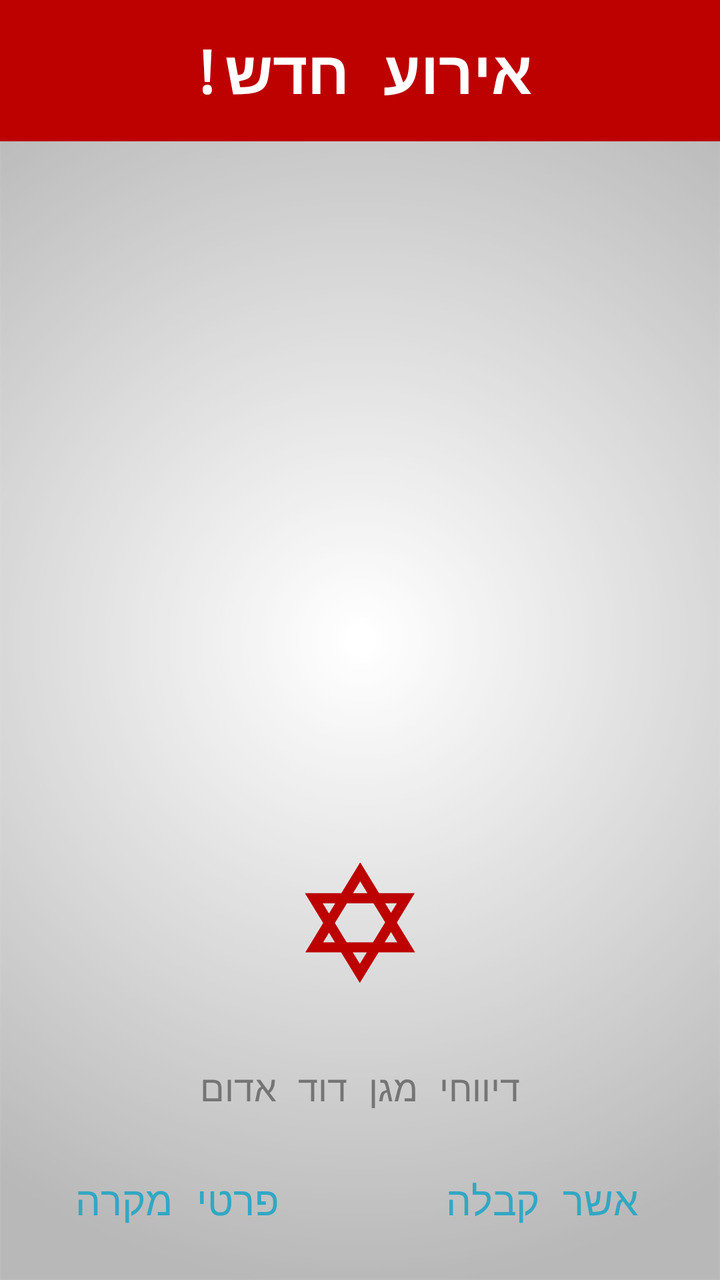
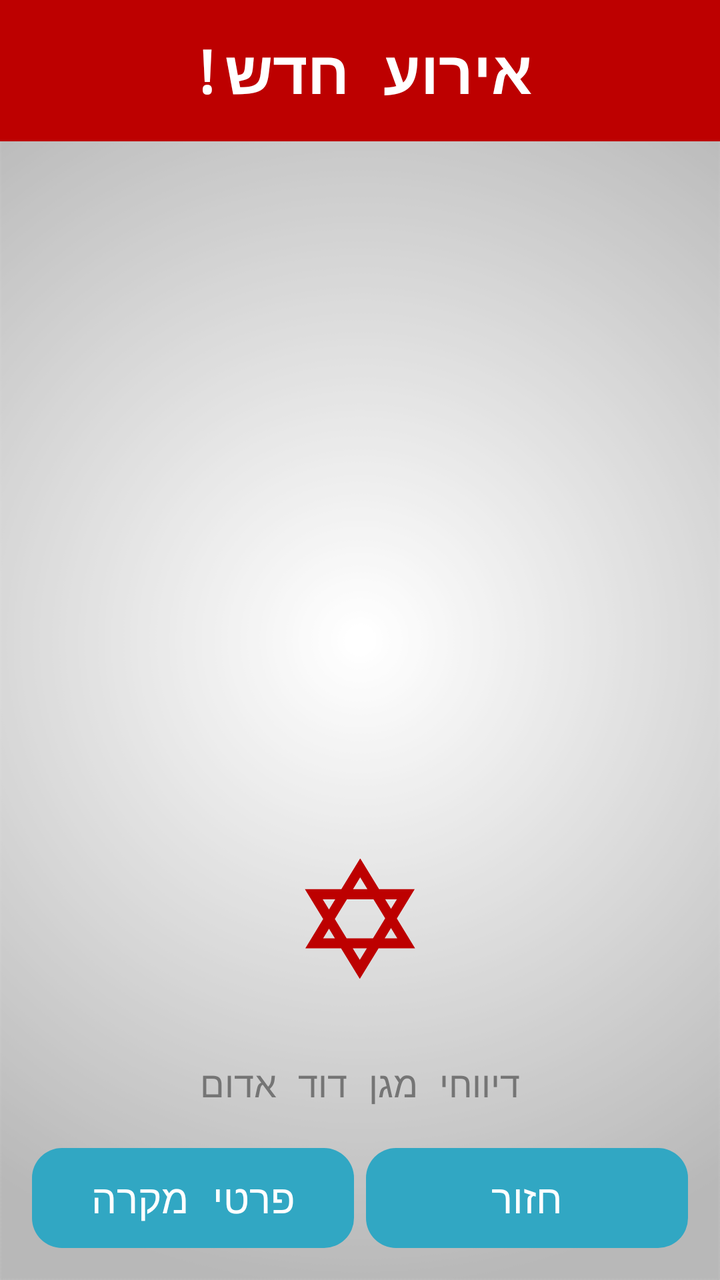

Two renders of the same Android screen: before a commit and after it. Below are the layout's source before the change and the commit's diff.
<!-- AndroidManifest.xml: application theme AppTheme -->
<!-- res/layout/activity_sms_res.xml -->
<RelativeLayout xmlns:android="http://schemas.android.com/apk/res/android"
    xmlns:tools="http://schemas.android.com/tools"
    android:layout_width="match_parent"
    android:layout_height="match_parent"
    android:theme="@style/MyMaterialTheme.SmsRes"
    xmlns:app="http://schemas.android.com/apk/res-auto"
    android:paddingBottom="@dimen/activity_vertical_margin"
    tools:context=".smsRes"
    android:id="@+id/home">
    
    
    <View android:id="@+id/strut"
        android:layout_width="0dp"
        android:layout_height="0dp"
        android:layout_centerHorizontal="true"/>
    <Button
        android:layout_width="0dp"
        android:layout_height="wrap_content"
        android:layout_alignRight="@id/strut"
        android:layout_marginRight="3dp"
        android:layout_alignParentLeft="true"
        android:text="@string/Minf"
        android:id="@+id/buttonI"
        android:theme="@style/FButton"
        style="@style/Widget.AppCompat.Button.Borderless"
        android:layout_alignParentBottom="true"/>
    <Button
        android:layout_width="0dp"
        android:layout_marginLeft="3dp"
        android:layout_height="wrap_content"
        android:text="@string/Mrec"
        android:layout_alignLeft="@id/strut"
        android:layout_alignParentRight="true"
        android:theme="@style/FButton"
        style="@style/Widget.AppCompat.Button.Borderless"
        android:id="@+id/button"
        android:layout_alignParentBottom="true" />
    <TextView
        android:layout_width="match_parent"
        android:layout_height="wrap_content"
        android:textSize="30sp"
        android:textColor="@color/White"
        android:text="@string/newCall"
        android:id="@+id/newC"
        android:paddingTop="15dp"
        android:paddingBottom="15dp"
        android:background="@color/OldPrimary"
        android:layout_alignParentTop="true"
        android:gravity="center|top"
        android:textStyle="bold" />
    <TextView
        android:layout_width="match_parent"
        android:layout_height="wrap_content"
        android:textSize="19sp"
        android:textColor="@color/ColorAqua"
        android:text=""
        android:id="@+id/msgType"
        android:layout_marginTop="15dp"
        android:paddingTop="15dp"
        android:paddingBottom="15dp"
        android:layout_below="@+id/newC"
        android:gravity="center|top"
        android:textStyle="bold" />
    <TextView
        android:layout_width="match_parent"
        android:layout_height="wrap_content"
        android:textSize="35sp"
        android:textColor="@color/Black"
        android:text=""
        android:id="@+id/Address"
        android:paddingTop="15dp"
        android:paddingBottom="15dp"
        android:maxLines="3"
        android:ellipsize="end"
        android:scrollbarSize="4dp"
        android:scrollbarTrackVertical="@color/ColorPrimary"
        android:scrollbars="vertical"
        android:layout_below="@+id/msgType"
        android:gravity="center|top"
        android:textStyle="bold" />
    <TextView
        android:layout_width="match_parent"
        android:layout_height="wrap_content"
        android:text=""
        android:textSize="27sp"
        android:id="@+id/KodR"
        android:layout_marginTop="20dp"
        android:gravity="center|top"
        android:layout_below="@+id/Address"/>
    <TextView
        android:layout_width="match_parent"
        android:layout_height="wrap_content"
        android:textSize="22sp"
        android:layout_marginBottom="35dp"
        android:text=""
        android:id="@+id/SMS"
        android:gravity="center|top"
        android:layout_above="@+id/bg" />



    <ImageView
        android:layout_width="match_parent"
        android:contentDescription="@string/hello_world"
        android:layout_height="60dp"
        android:id="@+id/bg"
        android:src="@drawable/ic_mda"
        android:layout_above="@+id/name"
        android:layout_alignParentLeft="true"
        android:layout_alignParentStart="true"
        android:layout_marginBottom="20dp" />

    <TextView
        android:layout_width="match_parent"
        android:layout_height="wrap_content"
        android:textSize="18sp"
        android:layout_marginTop="20dp"
        android:id="@+id/name"
        android:text="@string/app_name"
        android:layout_marginBottom="20dp"
        android:textColor="@color/materialGrey600"
        android:gravity="center|top"
        android:layout_above="@+id/buttonI" />

</RelativeLayout>
<!-- resources referenced by this layout -->
<resources>
  <color name="Black">#000000</color>
  <color name="ColorAqua">#32a7c3</color>
  <color name="ColorPrimary">#10133b</color>
  <color name="OldPrimary">#bd0000</color>
  <color name="White">#FFFFFF</color>
  <color name="materialGrey600">#ff757575</color>
  <dimen name="activity_vertical_margin">16dp</dimen>
  <!-- drawable ic_mda (drawable) -->
  <vector android:height="60dp" android:viewportHeight="141.73"
      android:viewportWidth="141.73" android:width="60dp" xmlns:android="http://schemas.android.com/apk/res/android">
      <path android:fillColor="#bd0000" android:pathData="M92.79,106h43.13l-21.53,-35.43L135.46,36H93.4L71.11,-0.38L48.83,36H5.81l21.55,35.34L6.31,106h42.18l22.15,36.03L92.79,106zM114.92,94h-14.9l7.46,-12.14L114.92,94zM86.21,94H55.06L41.16,71.33L55.42,48h31.4l13.78,22.55L86.21,94zM114.42,48l-6.92,11.26L100.61,48H114.42zM71.11,22.14L79.6,36H62.62L71.11,22.14zM26.85,48h14.77L34.25,60.03L26.85,48zM27.31,94l6.96,-11.36L41.25,94H27.31zM78.98,106l-8.34,13.57L62.29,106H78.98z"/>
  </vector>
  <string name="Minf">פרטי מקרה</string>
  <string name="Mrec">אשר קבלה</string>
  <string name="app_name">דיווחי מגן דוד אדום</string>
  <string name="hello_world">הכתבת טופס</string>
  <string name="newCall">אירוע חדש!</string>
  <style name="FButton" parent="Theme.AppCompat.Light">
          <item name="colorControlHighlight">@color/ColorBlue</item>
          <item name="android:textColor">@color/ColorAqua</item>
          <item name="android:textSize">20sp</item>
      </style>
  <style name="MyMaterialTheme.SmsRes" parent="MyMaterialTheme.Base">
          <item name="colorPrimary">@color/OldPrimary</item>
          <item name="colorPrimaryDark">@color/OldPrimaryDark</item>
          <item name="colorAccent">@color/OldPrimary</item>
      </style>
  <color name="ColorBlue">#98194853</color>
  <style name="MyMaterialTheme.Base" parent="AppTheme">
          <item name="windowNoTitle">true</item>
          <item name="windowActionBar">false</item>
          <item name="colorPrimary">@color/ColorPrimary</item>
          <item name="colorPrimaryDark">@color/ColorPrimary</item>
          <item name="colorAccent">@color/ColorPrimary</item>
      </style>
  <color name="OldPrimaryDark">#860000</color>
  <color name="ColorPrimaryDark">#1a1d4b</color>
  <color name="materialGrey300">#ffe0e0e0</color>
  <color name="ColorRedDark">#6b0000</color>
  <!-- unchanged entries left out for length: 2 -->
</resources>

<!-- the commit's change to res/layout/activity_sms_res.xml (unified diff, before → after) -->
@@ -15,24 +15,30 @@
         android:layout_centerHorizontal="true"/>
     <Button
         android:layout_width="0dp"
-        android:layout_height="wrap_content"
+        android:layout_height="50dp"
         android:layout_alignRight="@id/strut"
-        android:layout_marginRight="3dp"
+        android:layout_marginStart="16dp"
+        android:layout_marginEnd="3dp"
         android:layout_alignParentLeft="true"
         android:text="@string/Minf"
         android:id="@+id/buttonI"
-        android:theme="@style/FButton"
-        style="@style/Widget.AppCompat.Button.Borderless"
+        android:textSize="20sp"
+        android:textColor="@color/White"
+        android:gravity="center"
+        android:background="@drawable/btns_new"
         android:layout_alignParentBottom="true"/>
     <Button
         android:layout_width="0dp"
-        android:layout_marginLeft="3dp"
-        android:layout_height="wrap_content"
-        android:text="@string/Mrec"
+        android:layout_marginStart="3dp"
+        android:layout_marginEnd="16dp"
+        android:layout_height="50dp"
+        android:text="@string/Mrec2"
         android:layout_alignLeft="@id/strut"
         android:layout_alignParentRight="true"
-        android:theme="@style/FButton"
-        style="@style/Widget.AppCompat.Button.Borderless"
+        android:background="@drawable/btns_new"
+        android:textSize="20sp"
+        android:textColor="@color/White"
+        android:gravity="center"
         android:id="@+id/button"
         android:layout_alignParentBottom="true" />
     <TextView
<!-- resource entries referenced after the edit -->
@@ -7,13 +7,28 @@
   <color name="White">#FFFFFF</color>
   <color name="materialGrey600">#ff757575</color>
   <dimen name="activity_vertical_margin">16dp</dimen>
+  <!-- drawable btns_new (drawable) -->
+  <?xml version="1.0" encoding="utf-8"?>
+  <shape xmlns:android="http://schemas.android.com/apk/res/android"
+      android:shape="rectangle">
+      <corners android:radius="15dp" />
+      <solid android:color="@color/ColorNice" />
+      <padding
+          android:right="0dp"
+          android:left="0dp"
+          android:bottom="0dp"
+          android:top="0dp" />
+      <stroke
+          android:width="0dp"
+          android:color="#1e869f" />
+  </shape>
   <!-- drawable ic_mda (drawable) -->
   <vector android:height="60dp" android:viewportHeight="141.73"
       android:viewportWidth="141.73" android:width="60dp" xmlns:android="http://schemas.android.com/apk/res/android">
       <path android:fillColor="#bd0000" android:pathData="M92.79,106h43.13l-21.53,-35.43L135.46,36H93.4L71.11,-0.38L48.83,36H5.81l21.55,35.34L6.31,106h42.18l22.15,36.03L92.79,106zM114.92,94h-14.9l7.46,-12.14L114.92,94zM86.21,94H55.06L41.16,71.33L55.42,48h31.4l13.78,22.55L86.21,94zM114.42,48l-6.92,11.26L100.61,48H114.42zM71.11,22.14L79.6,36H62.62L71.11,22.14zM26.85,48h14.77L34.25,60.03L26.85,48zM27.31,94l6.96,-11.36L41.25,94H27.31zM78.98,106l-8.34,13.57L62.29,106H78.98z"/>
   </vector>
   <string name="Minf">פרטי מקרה</string>
-  <string name="Mrec">אשר קבלה</string>
+  <string name="Mrec2">חזור</string>
   <string name="app_name">דיווחי מגן דוד אדום</string>
   <string name="hello_world">הכתבת טופס</string>
   <string name="newCall">אירוע חדש!</string>
@@ -27,6 +42,7 @@
           <item name="colorPrimaryDark">@color/OldPrimaryDark</item>
           <item name="colorAccent">@color/OldPrimary</item>
       </style>
+  <color name="ColorNice">#31a7c3</color>
   <color name="ColorBlue">#98194853</color>
   <style name="MyMaterialTheme.Base" parent="AppTheme">
           <item name="windowNoTitle">true</item>
